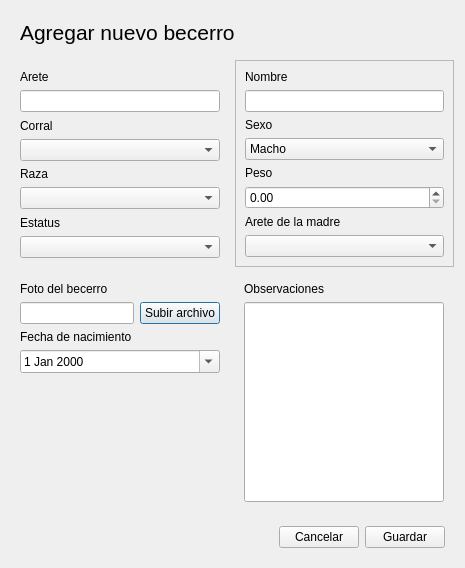
Above: agregarbecerro.ui from Murderd0ll/SDLG_Software_Plantilla before the change. Below: the same form after it.
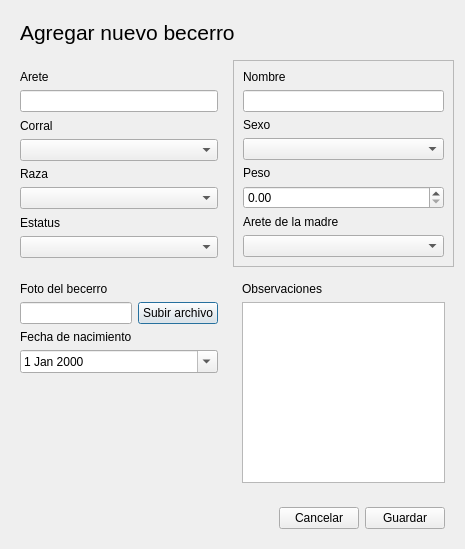
That is the form after the change. Icons and pictures are not drawn.

```diff
--- a/agregarbecerro.ui
+++ b/agregarbecerro.ui
@@ -124,18 +124,8 @@
          <bool>false</bool>
         </property>
         <property name="currentText">
-         <string>Macho</string>
+         <string/>
         </property>
-        <item>
-         <property name="text">
-          <string>Macho</string>
-         </property>
-        </item>
-        <item>
-         <property name="text">
-          <string>Hembra</string>
-         </property>
-        </item>
        </widget>
       </item>
       <item>
@@ -230,29 +220,16 @@
    <item row="2" column="1">
     <widget class="QWidget" name="widget_3" native="true">
      <layout class="QGridLayout" name="gridLayout">
-      <item row="1" column="0" rowspan="2">
-       <widget class="QLineEdit" name="lineEdit_3">
-        <property name="minimumSize">
-         <size>
-          <width>200</width>
-          <height>200</height>
-         </size>
-        </property>
-        <property name="maximumSize">
-         <size>
-          <width>200</width>
-          <height>200</height>
-         </size>
-        </property>
-       </widget>
-      </item>
-      <item row="0" column="0">
+      <item row="0" column="1">
        <widget class="QLabel" name="label_11">
         <property name="text">
          <string>Observaciones</string>
         </property>
        </widget>
       </item>
+      <item row="1" column="1">
+       <widget class="QTextEdit" name="textEdit"/>
+      </item>
      </layout>
     </widget>
    </item>
```
